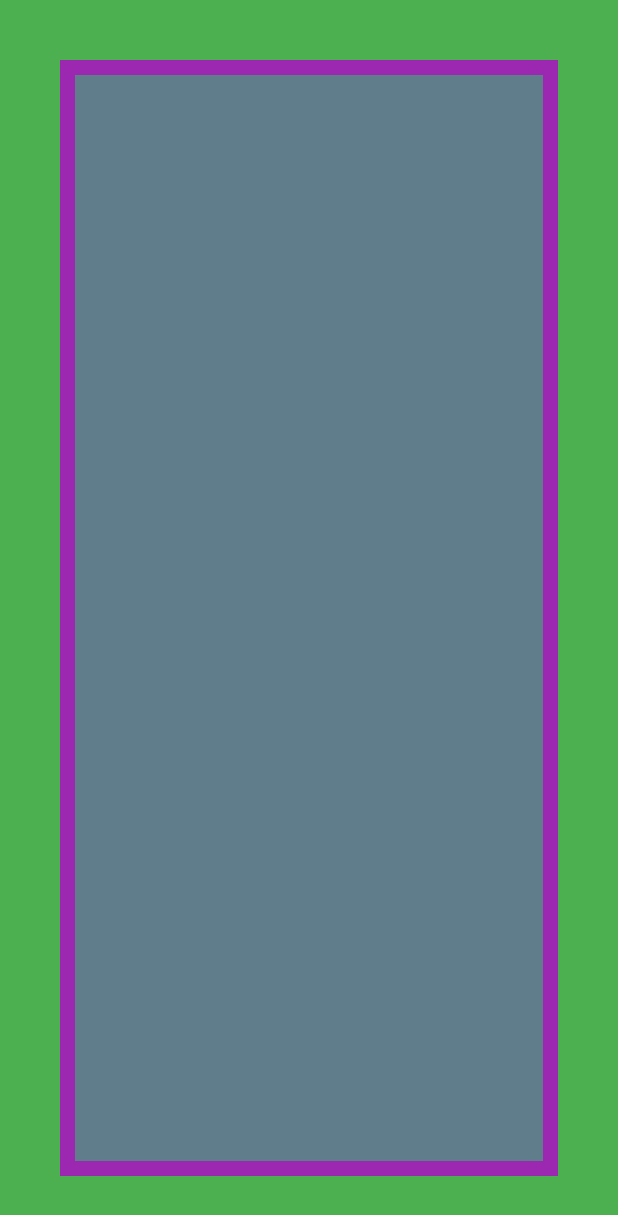
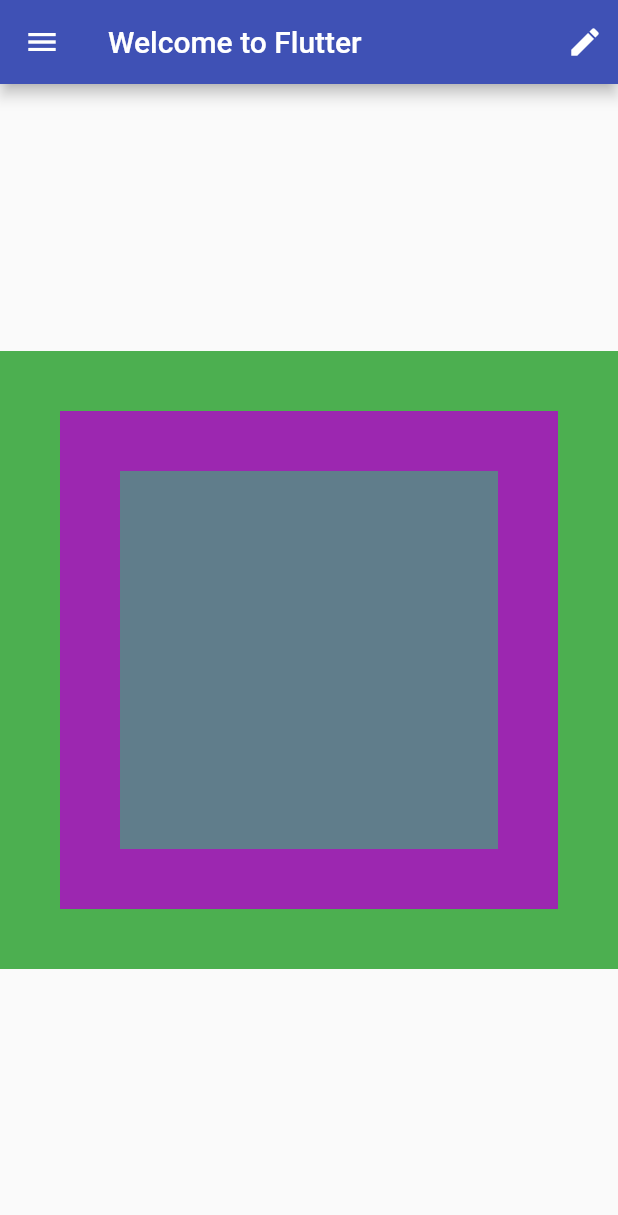
Before and after one commit to co360/flutter-cookbook, a Flutter app: the screen it shows after launch, on a phone screen of 412 x 824 dp. Shown: the top 1215 px of the screen. Run offline on Flutter 3.47's test engine with Material 2 defaults, Android fonts, the phone set to English and light mode, and no system bars.

Commit message:
modify view to use scaffold

```diff
--- /dev/null
+++ b/03-introduction-to-widgets/flutter_layout/lib/basic_screen.dart
@@ -0,0 +1,35 @@
+import 'package:flutter/material.dart';
+import 'package:flutter_layout/immutable_widget.dart';
+
+class BasicScreen extends StatelessWidget {
+  const BasicScreen({Key? key}) : super(key: key);
+
+  @override
+  Widget build(BuildContext context) {
+    return Scaffold(
+      appBar: AppBar(
+          backgroundColor: Colors.indigo,
+          title: const Text('Welcome to Flutter'),
+          actions: <Widget>[
+            Padding(
+              padding: const EdgeInsets.all(10.0),
+              child: Icon(Icons.edit),
+            )
+          ]),
+      body: const Center(
+          child: AspectRatio(
+        aspectRatio: 1.0,
+        child: ImmutableWidget(),
+      )),
+      drawer: Drawer(
+        //side bar
+        child: Container(
+          color: Colors.lightBlue,
+          child: Center(
+            child: const Text("I'm a Drawer!"),
+          ),
+        ),
+      ),
+    );
+  }
+}
--- a/03-introduction-to-widgets/flutter_layout/lib/immutable_widget.dart
+++ b/03-introduction-to-widgets/flutter_layout/lib/immutable_widget.dart
@@ -12,7 +12,7 @@ class ImmutableWidget extends StatelessWidget {
         child: Container(
           color: Colors.purple,
           child: Padding(
-            padding: const EdgeInsets.all(10.0),
+            padding: const EdgeInsets.all(40.0),
             child: Container(color: Colors.blueGrey),
           ),
         ),
--- a/03-introduction-to-widgets/flutter_layout/lib/main.dart
+++ b/03-introduction-to-widgets/flutter_layout/lib/main.dart
@@ -1,4 +1,5 @@
 import 'package:flutter/material.dart';
+import 'package:flutter_layout/basic_screen.dart';
 
 import 'immutable_widget.dart';
 
@@ -9,6 +10,6 @@ class StaticApp extends StatelessWidget {
 
   @override
   Widget build(BuildContext context) {
-    return const MaterialApp(home: ImmutableWidget());
+    return const MaterialApp(home: BasicScreen());
   }
 }
```
